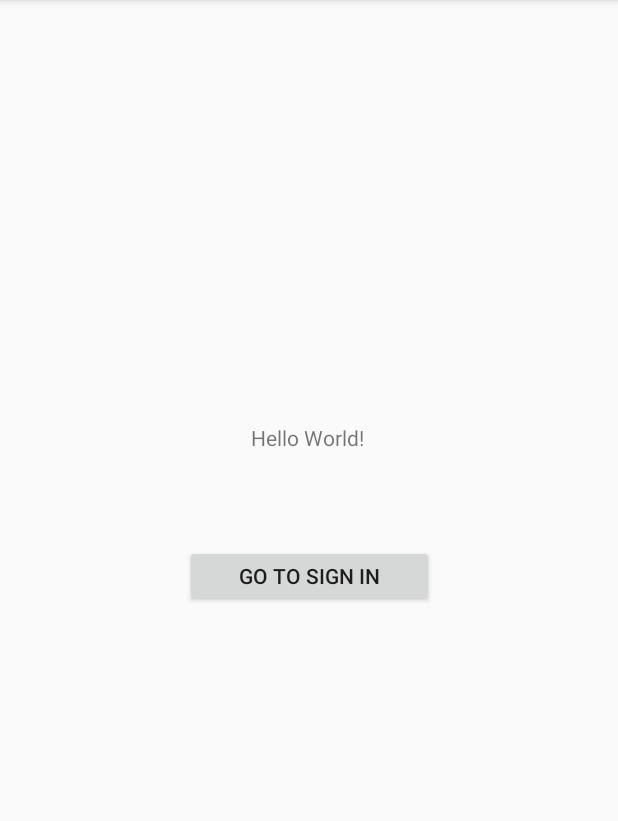
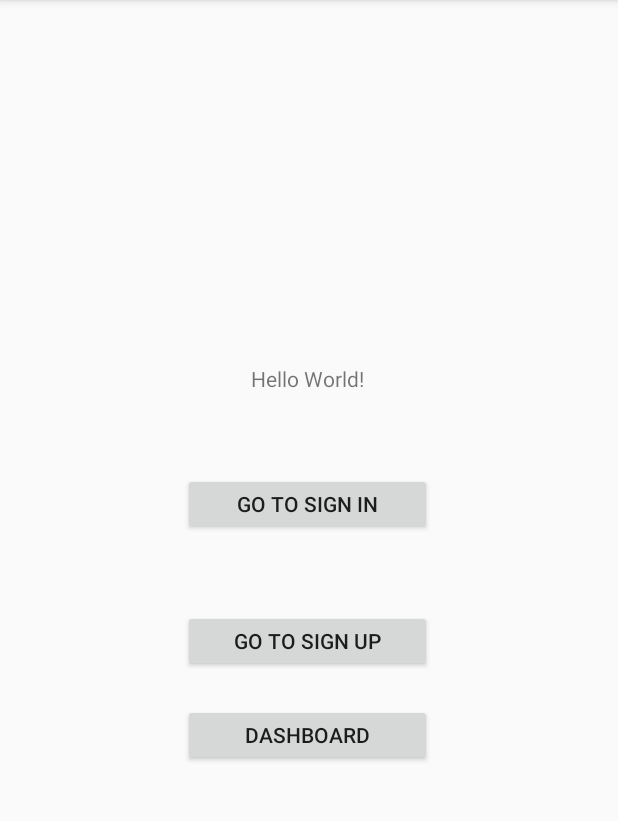
Before and after one commit to Tharun-code-bit/Kotlin-To-Do-App, an Android app: the screen it shows after launch (MainActivity), on a phone screen of 412 x 824 dp, the part 84-905 px from its top. Run offline under Robolectric (Android 15) with nearby library versions, the phone set to English and light mode, and no system bars.

Commit message:
Create sign up UI

```diff
--- a/app/src/main/AndroidManifest.xml
+++ b/app/src/main/AndroidManifest.xml
@@ -9,7 +9,8 @@
         android:roundIcon="@mipmap/ic_launcher_round"
         android:supportsRtl="true"
         android:theme="@style/AppTheme">
-        <activity android:name=".DashBoard"></activity>
+        <activity android:name=".SignUp"></activity>
+        <activity android:name=".DashBoard" />
         <activity android:name=".SignIn" />
         <activity android:name=".MainActivity">
             <intent-filter>
--- a/app/src/main/java/com/example/kotlinto_doapp/MainActivity.kt
+++ b/app/src/main/java/com/example/kotlinto_doapp/MainActivity.kt
@@ -16,6 +16,18 @@
             val intent = Intent(this, SignIn::class.java)
             startActivity(intent)
         }
+
+        val button2 = findViewById<Button>(R.id.sign_in_button_activity2)
+        button2.setOnClickListener{
+            val intent = Intent(this, DashBoard::class.java)
+            startActivity(intent)
+        }
+
+        val button3 = findViewById<Button>(R.id.sign_in_button_activity3)
+        button3.setOnClickListener{
+            val intent = Intent(this, SignUp::class.java)
+            startActivity(intent)
+        }
     }
 
 
--- a/app/src/main/res/layout/activity_main.xml
+++ b/app/src/main/res/layout/activity_main.xml
@@ -23,9 +23,35 @@
         android:layout_width="166dp"
         android:layout_height="41dp"
         android:text="Go to sign in"
+        app:layout_constraintBottom_toTopOf="@+id/sign_in_button_activity2"
+        app:layout_constraintEnd_toEndOf="parent"
+        app:layout_constraintHorizontal_bias="0.497"
+        app:layout_constraintStart_toStartOf="parent"
+        app:layout_constraintTop_toTopOf="parent"
+        app:layout_constraintVertical_bias="0.736" />
+
+    <Button
+        android:id="@+id/sign_in_button_activity2"
+        android:layout_width="166dp"
+        android:layout_height="41dp"
+        android:text="Dashboard"
         app:layout_constraintBottom_toBottomOf="parent"
         app:layout_constraintEnd_toEndOf="parent"
+        app:layout_constraintHorizontal_bias="0.497"
         app:layout_constraintStart_toStartOf="parent"
-        app:layout_constraintTop_toTopOf="parent" />
+        app:layout_constraintTop_toTopOf="parent"
+        app:layout_constraintVertical_bias="0.646" />
+
+    <Button
+        android:id="@+id/sign_in_button_activity3"
+        android:layout_width="166dp"
+        android:layout_height="41dp"
+        android:text="Go to sign up"
+        app:layout_constraintBottom_toBottomOf="parent"
+        app:layout_constraintEnd_toEndOf="parent"
+        app:layout_constraintHorizontal_bias="0.497"
+        app:layout_constraintStart_toStartOf="parent"
+        app:layout_constraintTop_toTopOf="parent"
+        app:layout_constraintVertical_bias="0.56" />
 
 </androidx.constraintlayout.widget.ConstraintLayout>
--- a/build.gradle
+++ b/build.gradle
@@ -8,7 +8,7 @@
 
     }
     dependencies {
-        classpath 'com.android.tools.build:gradle:4.0.0'
+        classpath 'com.android.tools.build:gradle:4.1.0'
         classpath "org.jetbrains.kotlin:kotlin-gradle-plugin:$kotlin_version"
         classpath 'com.google.gms:google-services:4.3.3'
 
```
Also changed, not shown: app/src/main/java/com/example/kotlinto_doapp/SignIn.kt (+10 -14 lines), app/src/main/java/com/example/kotlinto_doapp/SignUp.kt (added, +26 -0 lines), app/src/main/res/layout/activity_sign_up.xml (added, +158 -0 lines), gradle/wrapper/gradle-wrapper.properties.
